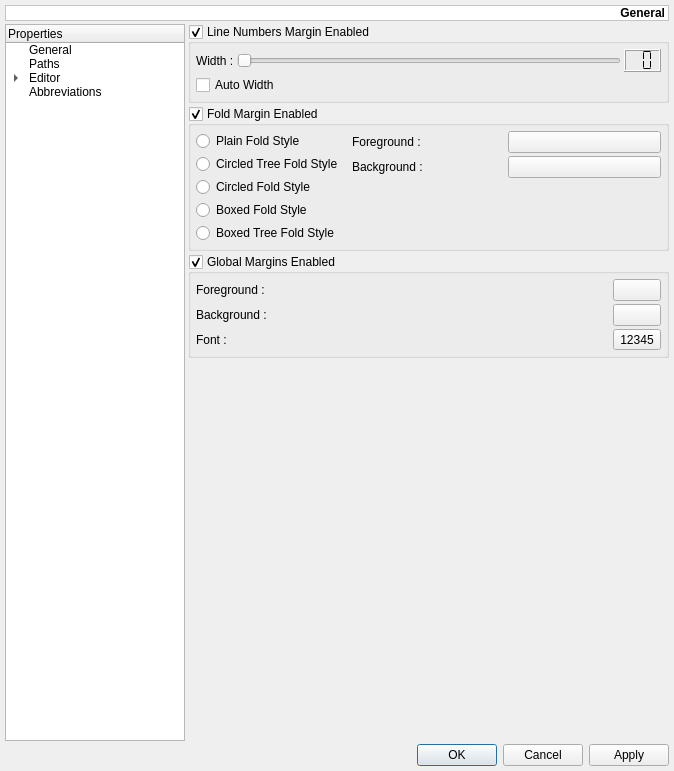
This is monkey/src/maininterface/ui/UISettings.ui in pasnox/monkeystudio2 as Qt 5 draws it before an edit. The edited form follows.
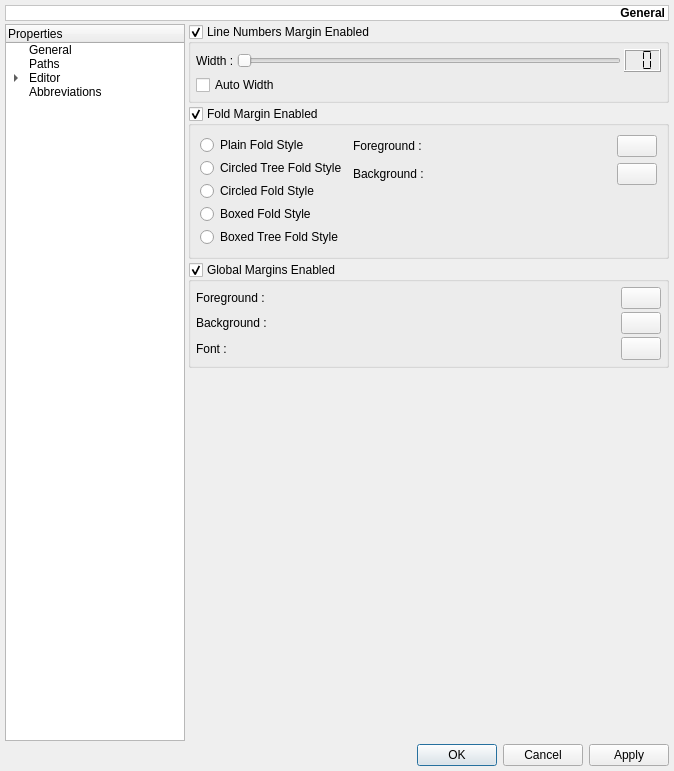
This is the edited form. The open tabs and pages were chosen to show the change. Custom widgets are drawn as their Qt base class.

Diff of the .ui file:
```diff
--- a/monkey/src/maininterface/ui/UISettings.ui
+++ b/monkey/src/maininterface/ui/UISettings.ui
@@ -1697,12 +1697,12 @@
        </item>
       </layout>
      </widget>
-     <widget class="QWidget" name="pMargins" >
-      <layout class="QVBoxLayout" >
-       <property name="spacing" >
+     <widget class="QWidget" name="pMargins">
+      <layout class="QVBoxLayout">
+       <property name="spacing">
         <number>3</number>
        </property>
-       <property name="margin" >
+       <property name="margin">
         <number>0</number>
        </property>
        <item>
@@ -1783,95 +1783,100 @@
         </widget>
        </item>
        <item>
-        <widget class="QGroupBox" name="gbFoldMarginEnabled" >
-         <property name="title" >
+        <widget class="QGroupBox" name="gbFoldMarginEnabled">
+         <property name="title">
           <string>Fold Margin Enabled</string>
          </property>
          <property name="checkable" >
           <bool>true</bool>
          </property>
-         <layout class="QGridLayout" >
-          <property name="margin" >
-           <number>5</number>
-          </property>
-          <property name="spacing" >
-           <number>3</number>
-          </property>
-          <item rowspan="3" row="0" column="0" >
-           <layout class="QVBoxLayout" >
-            <property name="spacing" >
+         <layout class="QGridLayout" name="gridLayout_2">
+          <item row="0" column="0" rowspan="3">
+           <layout class="QVBoxLayout">
+            <property name="spacing">
              <number>3</number>
             </property>
-            <property name="margin" >
+            <property name="margin">
              <number>0</number>
             </property>
             <item>
-             <widget class="QRadioButton" name="rbPlainFoldStyle" >
-              <property name="text" >
+             <widget class="QRadioButton" name="rbPlainFoldStyle">
+              <property name="text">
                <string>Plain Fold Style</string>
               </property>
              </widget>
             </item>
             <item>
-             <widget class="QRadioButton" name="rbCircledTreeFoldStyle" >
-              <property name="text" >
+             <widget class="QRadioButton" name="rbCircledTreeFoldStyle">
+              <property name="text">
                <string>Circled Tree Fold Style</string>
               </property>
              </widget>
             </item>
             <item>
-             <widget class="QRadioButton" name="rbCircledFoldStyle" >
-              <property name="text" >
+             <widget class="QRadioButton" name="rbCircledFoldStyle">
+              <property name="text">
                <string>Circled Fold Style</string>
               </property>
              </widget>
             </item>
             <item>
-             <widget class="QRadioButton" name="rbBoxedFoldStyle" >
-              <property name="text" >
+             <widget class="QRadioButton" name="rbBoxedFoldStyle">
+              <property name="text">
                <string>Boxed Fold Style</string>
               </property>
              </widget>
             </item>
             <item>
-             <widget class="QRadioButton" name="rbBoxedTreeFoldStyle" >
-              <property name="text" >
+             <widget class="QRadioButton" name="rbBoxedTreeFoldStyle">
+              <property name="text">
                <string>Boxed Tree Fold Style</string>
               </property>
              </widget>
             </item>
            </layout>
           </item>
-          <item row="1" column="2" >
-           <widget class="pColorButton" name="tbFoldMarginBackground" >
-            
-           </widget>
-          </item>
-          <item row="1" column="1" >
-           <widget class="QLabel" name="lFoldMarginBackground" >
-            <property name="text" >
-             <string>Background :</string>
+          <item row="0" column="1">
+           <widget class="QLabel" name="lFoldMarginForeground">
+            <property name="sizePolicy">
+             <sizepolicy hsizetype="Expanding" vsizetype="Preferred">
+              <horstretch>0</horstretch>
+              <verstretch>0</verstretch>
+             </sizepolicy>
             </property>
-           </widget>
-          </item>
-          <item row="0" column="2" >
-           <widget class="pColorButton" name="tbFoldMarginForeground" >
-            
-           </widget>
-          </item>
-          <item row="0" column="1" >
-           <widget class="QLabel" name="lFoldMarginForeground" >
-            <property name="text" >
+            <property name="text">
              <string>Foreground :</string>
             </property>
            </widget>
           </item>
-          <item rowspan="0" row="2" column="1" colspan="2" >
+          <item row="0" column="2">
+           <widget class="pColorButton" name="tbFoldMarginForeground"/>
+          </item>
+          <item row="1" column="1">
+           <widget class="QLabel" name="lFoldMarginBackground">
+            <property name="sizePolicy">
+             <sizepolicy hsizetype="Expanding" vsizetype="Preferred">
+              <horstretch>0</horstretch>
+              <verstretch>0</verstretch>
+             </sizepolicy>
+            </property>
+            <property name="text">
+             <string>Background :</string>
+            </property>
+           </widget>
+          </item>
+          <item row="1" column="2">
+           <widget class="pColorButton" name="tbFoldMarginBackground"/>
+          </item>
+          <item row="2" column="1" colspan="2">
            <spacer>
             <property name="orientation" >
              <enum>Qt::Vertical</enum>
             </property>
-            <property name="sizeHint" stdset="0" >
+            <property name="sizeType">
+             <enum>QSizePolicy::Minimum</enum>
+            </property>
+            <property name="sizeHint" stdset="0">
              <size>
               <width>20</width>
               <height>20</height>
@@ -1883,65 +1888,75 @@
         </widget>
        </item>
        <item>
-        <widget class="QGroupBox" name="gbMarginsEnabled" >
-         <property name="title" >
+        <widget class="QGroupBox" name="gbMarginsEnabled">
+         <property name="title">
           <string>Global Margins Enabled</string>
          </property>
          <property name="checkable" >
           <bool>true</bool>
          </property>
-         <layout class="QGridLayout" >
-          <property name="margin" >
+         <layout class="QGridLayout" name="gridLayout_3">
+          <property name="margin">
            <number>5</number>
           </property>
-          <property name="spacing" >
+          <property name="spacing">
            <number>3</number>
           </property>
-          <item row="2" column="1" >
-           <widget class="QToolButton" name="tbMarginsFont" >
-            <property name="sizePolicy" >
-             <sizepolicy vsizetype="Fixed" hsizetype="Fixed" >
+          <item row="0" column="0">
+           <widget class="QLabel" name="lMarginsForeground">
+            <property name="sizePolicy">
+             <sizepolicy hsizetype="Expanding" vsizetype="Preferred">
               <horstretch>0</horstretch>
               <verstretch>0</verstretch>
              </sizepolicy>
             </property>
-            <property name="text" >
-             <string>12345</string>
-            </property>
-            
-           </widget>
-          </item>
-          <item row="1" column="1" >
-           <widget class="pColorButton" name="tbMarginsBackground" >
-            
-           </widget>
-          </item>
-          <item row="0" column="0" >
-           <widget class="QLabel" name="lMarginsForeground" >
-            <property name="text" >
+            <property name="text">
              <string>Foreground :</string>
             </property>
            </widget>
           </item>
-          <item row="0" column="1" >
-           <widget class="pColorButton" name="tbMarginsForeground" >
-            
-           </widget>
+          <item row="0" column="1">
+           <widget class="pColorButton" name="tbMarginsForeground"/>
           </item>
-          <item row="1" column="0" >
-           <widget class="QLabel" name="lMarginsBackground" >
-            <property name="text" >
+          <item row="1" column="0">
+           <widget class="QLabel" name="lMarginsBackground">
+            <property name="sizePolicy">
+             <sizepolicy hsizetype="Expanding" vsizetype="Preferred">
+              <horstretch>0</horstretch>
+              <verstretch>0</verstretch>
+             </sizepolicy>
+            </property>
+            <property name="text">
              <string>Background :</string>
             </property>
            </widget>
           </item>
-          <item row="2" column="0" >
-           <widget class="QLabel" name="lMarginsFont" >
-            <property name="text" >
+          <item row="1" column="1">
+           <widget class="pColorButton" name="tbMarginsBackground"/>
+          </item>
+          <item row="2" column="0">
+           <widget class="QLabel" name="lMarginsFont">
+            <property name="sizePolicy">
+             <sizepolicy hsizetype="Expanding" vsizetype="Preferred">
+              <horstretch>0</horstretch>
+              <verstretch>0</verstretch>
+             </sizepolicy>
+            </property>
+            <property name="text">
              <string>Font :</string>
             </property>
            </widget>
           </item>
+          <item row="2" column="1">
+           <widget class="QToolButton" name="tbMarginsFont">
+            <property name="sizePolicy">
+             <sizepolicy hsizetype="Minimum" vsizetype="Fixed">
+              <horstretch>0</horstretch>
+              <verstretch>0</verstretch>
+             </sizepolicy>
+            </property>
+           </widget>
+          </item>
          </layout>
         </widget>
        </item>
```
Left out of the diff: 1920 changed lines with no effect on the pictures.
